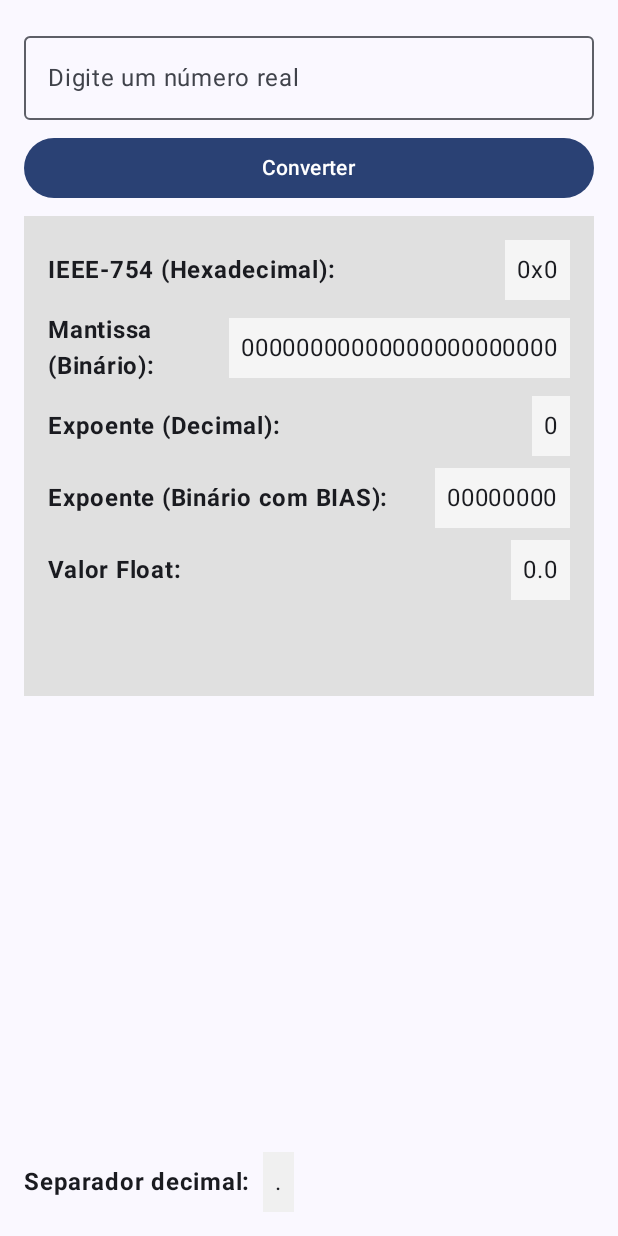
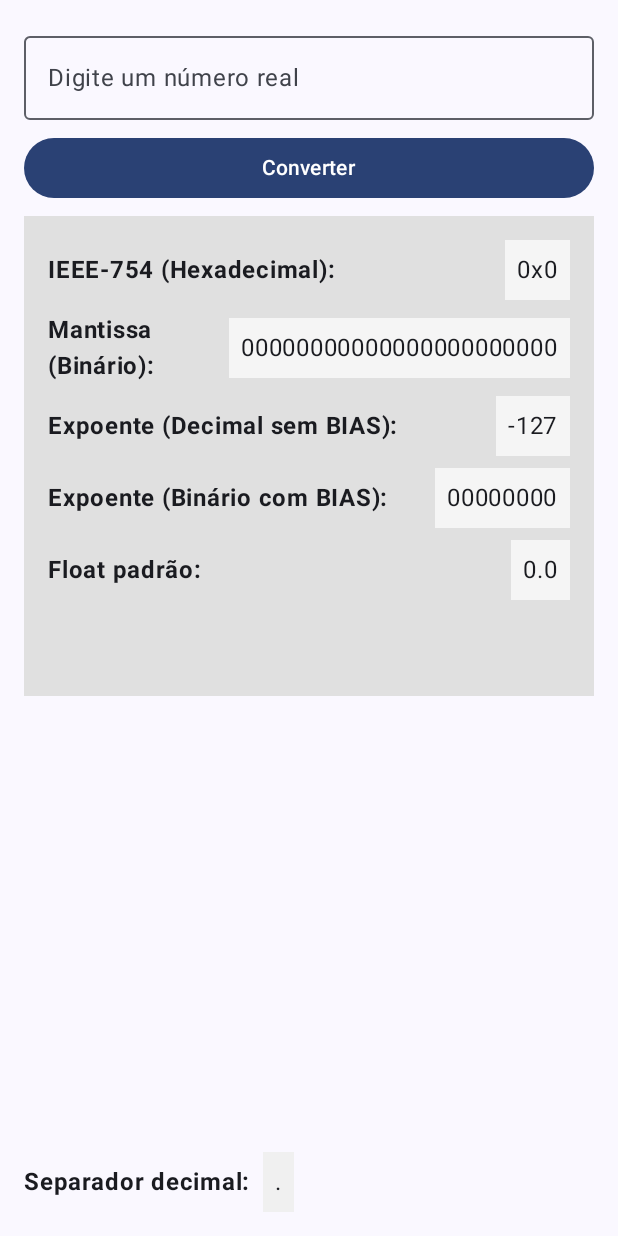
Before and after one commit to abnercpp/FlutuAnt, an Android app built with Jetpack Compose: the screen it shows after launch (MainActivity), on a phone screen of 412 x 824 dp. Run offline under Robolectric (Android 15) with nearby library versions, the phone set to English and light mode, and no system bars.

Commit message:
Fix exponent shown in the UI (no bias now)

```diff
--- a/app/src/main/java/com/fatecsp/abnerferreira/flutuant/MainActivity.kt
+++ b/app/src/main/java/com/fatecsp/abnerferreira/flutuant/MainActivity.kt
@@ -111,7 +111,7 @@ fun ResultView(result: AdHocFloat32) {
             )
             ResultRow(
                 title = stringResource(id = R.string.exponent_decimal),
-                value = result.biasedExponent.toString()
+                value = result.exponent.toString()
             )
             ResultRow(
                 title = stringResource(id = R.string.exponent_binary_bias),
--- a/app/src/main/res/values/strings.xml
+++ b/app/src/main/res/values/strings.xml
@@ -4,9 +4,9 @@
     <string name="convert_button">Converter</string>
     <string name="ieee_754_hex">IEEE-754 (Hexadecimal):</string>
     <string name="mantissa_binary">Mantissa (Binário):</string>
-    <string name="exponent_decimal">Expoente (Decimal):</string>
+    <string name="exponent_decimal">Expoente (Decimal sem BIAS):</string>
     <string name="exponent_binary_bias">Expoente (Binário com BIAS):</string>
-    <string name="std_float">Valor Float:</string>
+    <string name="std_float">Float padrão:</string>
     <string name="nan_warning">O valor é inválido!</string>
     <string name="decimal_separator_info">Separador decimal:</string>
 </resources>
```
